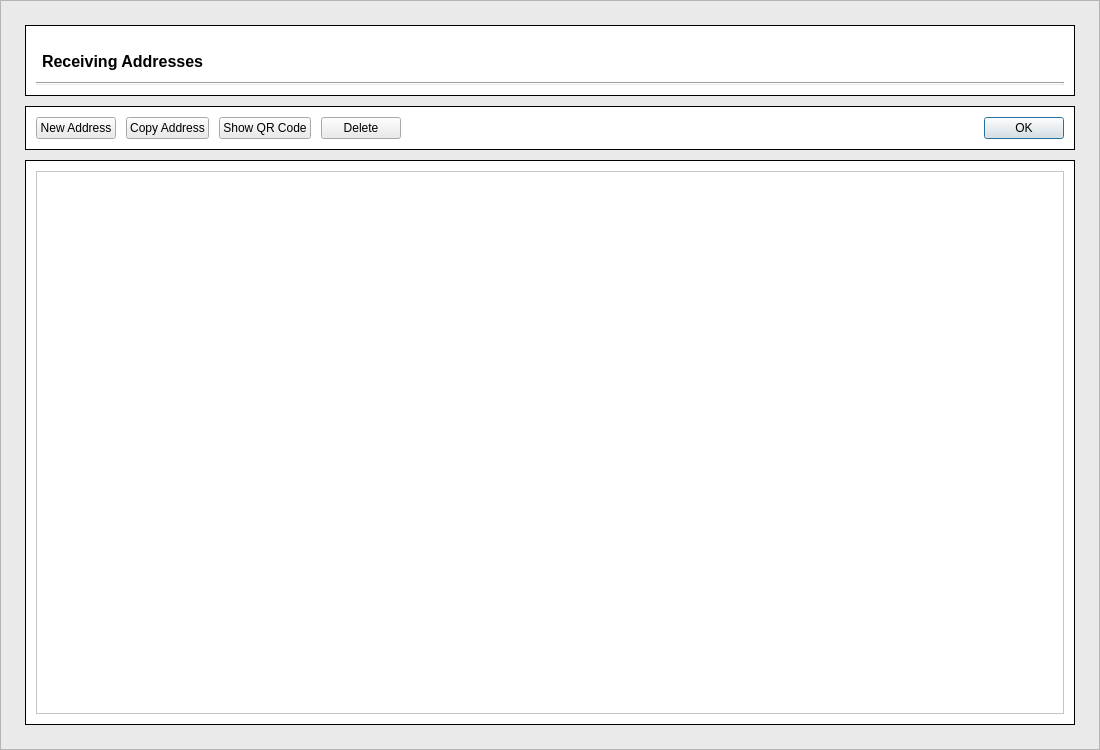
First picture: the form in src/qt/forms/addressbookpage.ui, repository anucore/anucore, before the edit.
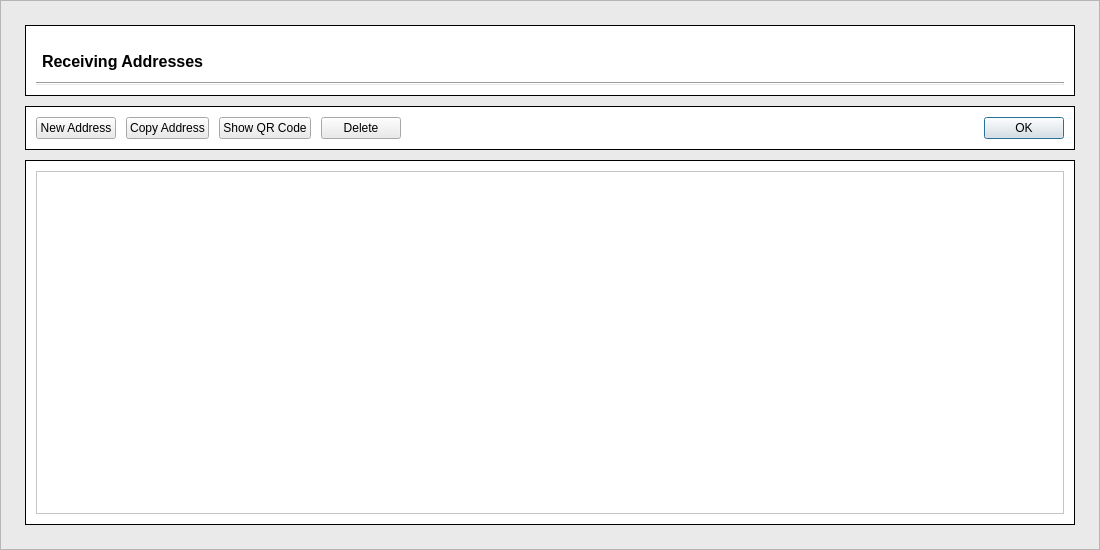
Second picture: the form after the edit.

What changed in the file:
```diff
--- a/src/qt/forms/addressbookpage.ui
+++ b/src/qt/forms/addressbookpage.ui
@@ -7,13 +7,13 @@
     <x>0</x>
     <y>0</y>
     <width>1100</width>
-    <height>750</height>
+    <height>550</height>
    </rect>
   </property>
   <property name="minimumSize">
    <size>
     <width>1100</width>
-    <height>750</height>
+    <height>550</height>
    </size>
   </property>
   <property name="maximumSize">
```
